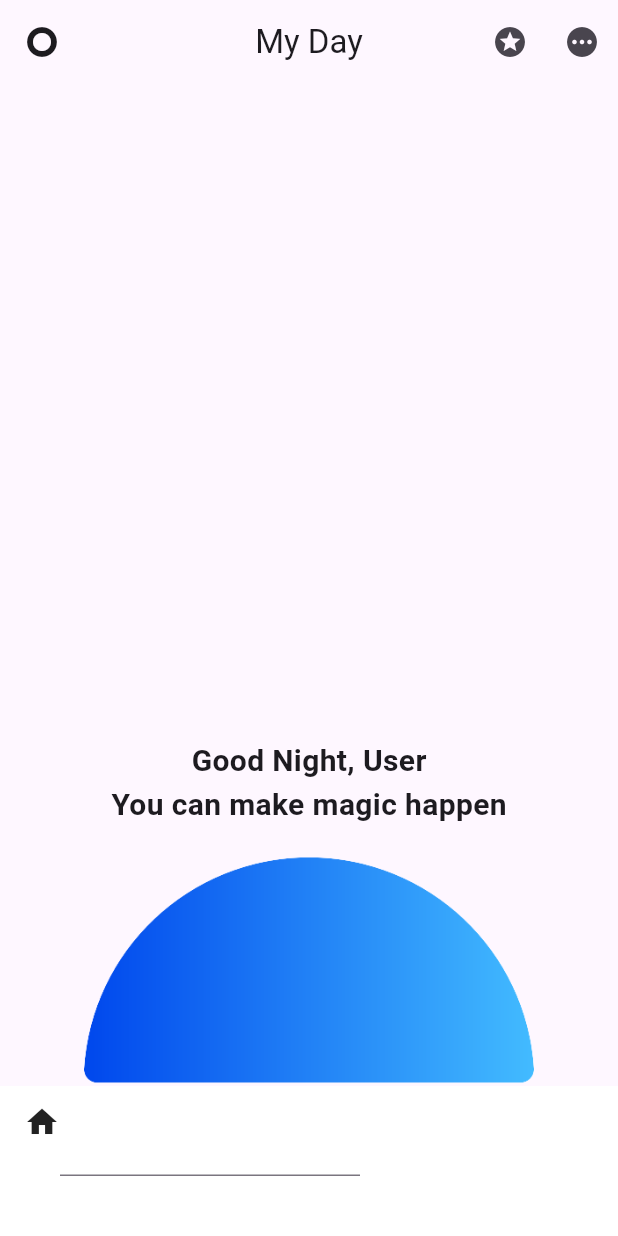
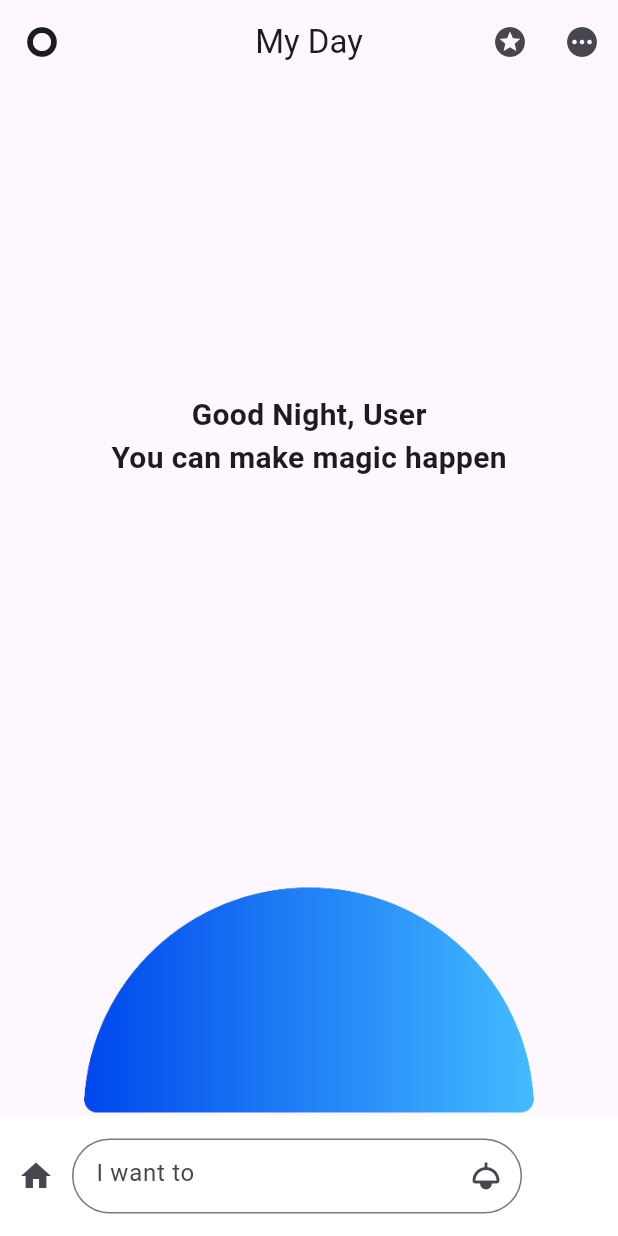
Before and after one commit to muirsyad/task_app, a Flutter app: the screen it shows after launch, on a phone screen of 412 x 824 dp. Run offline on Flutter 3.47's test engine with Material 3 defaults, Android fonts, the phone set to English and light mode, and no system bars.

Commit message:
search bar at bottom push above keyboard

```diff
--- /dev/null
+++ b/dev-log.txt
@@ -0,0 +1,9 @@
+ENCOUNTER ISSUE OR DAILY LOG
+
+14/4/2024
+-Found issue about keyboard covering bottom app bar, i want to make bottom app bar
+to pushed above keyboard. Other widgets where pushed nut bottom app bar still under keyboard
+
+- Found solution which i cannot used bottomappbar, because its behaviour not allowed
+event have bootmresized inset in scoffold param. SO the working solution is to just used container to put
+content from bottomappbar so it will push eveything in that content above keyboard.
--- a/lib/pages/home.dart
+++ b/lib/pages/home.dart
@@ -21,7 +21,7 @@ class _MyHomePageState extends State<MyHomePage> {
   @override
   Widget build(BuildContext context) {
     return Scaffold(
-      // resizeToAvoidBottomInset: true,
+      resizeToAvoidBottomInset: true,
       appBar: AppBar(
         surfaceTintColor: Colors.white,
         // backgroundColor: Theme.of(context).colorScheme.inversePrimary,
@@ -35,10 +35,11 @@ class _MyHomePageState extends State<MyHomePage> {
       ),
       body: Center(
         child: Column(
-          mainAxisAlignment: MainAxisAlignment.end,
+          mainAxisAlignment: MainAxisAlignment.spaceBetween,
           children: <Widget>[
             Container(
-              child: Column(
+              padding: EdgeInsets.only(top: MediaQuery.of(context).size.width * 0.5),
+              child: const Column(
                 children: [
                   Text(
                     'Good Night, User',
@@ -57,11 +58,46 @@ class _MyHomePageState extends State<MyHomePage> {
             //   "You can make magic happen",
             //   style: TextStyle(fontSize: 20.0, fontWeight: FontWeight.bold),
             // ),
-            Padding(
-              padding: const EdgeInsets.only(top: 20),
-              child: const Image(
-                  width: 300.0, image: AssetImage('images/semi.png')),
-            ),
+            Container(
+              child: Column(
+                children: [
+                   const Padding(
+              padding: EdgeInsets.only(top: 20),
+              child: Image(width: 300.0, image: AssetImage('images/semi.png')),
+            ),Container(
+              color: Colors.white,
+              height: 80,
+              child: Row(
+                children: [
+                  IconButton(icon: Icon(Icons.home),
+                  onPressed: ()=>{},),
+                  SizedBox(
+                    width: 300,
+                    height: 50,
+                    child: Center(
+                      child: TextField(
+
+                        decoration: InputDecoration(
+                          // labelText: "Iwant",
+                          suffixIcon: Icon(Icons.light),
+                          hintText: "I want to",
+                            border: OutlineInputBorder(
+                                borderRadius: BorderRadius.circular(50),
+
+                                )
+                                ),
+                      ),
+                    ),
+                  ),
+                ],
+              ),
+            )
+
+                ],
+              ),
+            )
+
+
             // Padding(
             //   padding: EdgeInsets.only(
             //       bottom: MediaQuery.of(context).viewInsets.bottom),
@@ -78,20 +114,20 @@ class _MyHomePageState extends State<MyHomePage> {
           ],
         ),
       ),
-      bottomNavigationBar: BottomAppBar(
-          height: 100,
-          surfaceTintColor: Colors.white,
-          color: Color.fromARGB(255, 255, 255, 255),
-          child: Row(
-            crossAxisAlignment: CrossAxisAlignment.start,
-            children: [
-              Icon(Icons.home),
-              SizedBox(
-                width: 200,
-                child: TextField(),
-              )
-            ],
-          )),
+      // bottomNavigationBar: const BottomAppBar(
+      //     height: 100,
+      //     surfaceTintColor: Colors.white,
+      //     color: Color.fromARGB(255, 255, 255, 255),
+      //     child: Row(
+      //       crossAxisAlignment: CrossAxisAlignment.start,
+      //       children: [
+      //         Icon(Icons.home),
+      //         SizedBox(
+      //           width: 200,
+      //           child: TextField(),
+      //         )
+      //       ],
+      //     )),
     );
   }
 }
```
Also changed, not shown: pubspec.lock.
